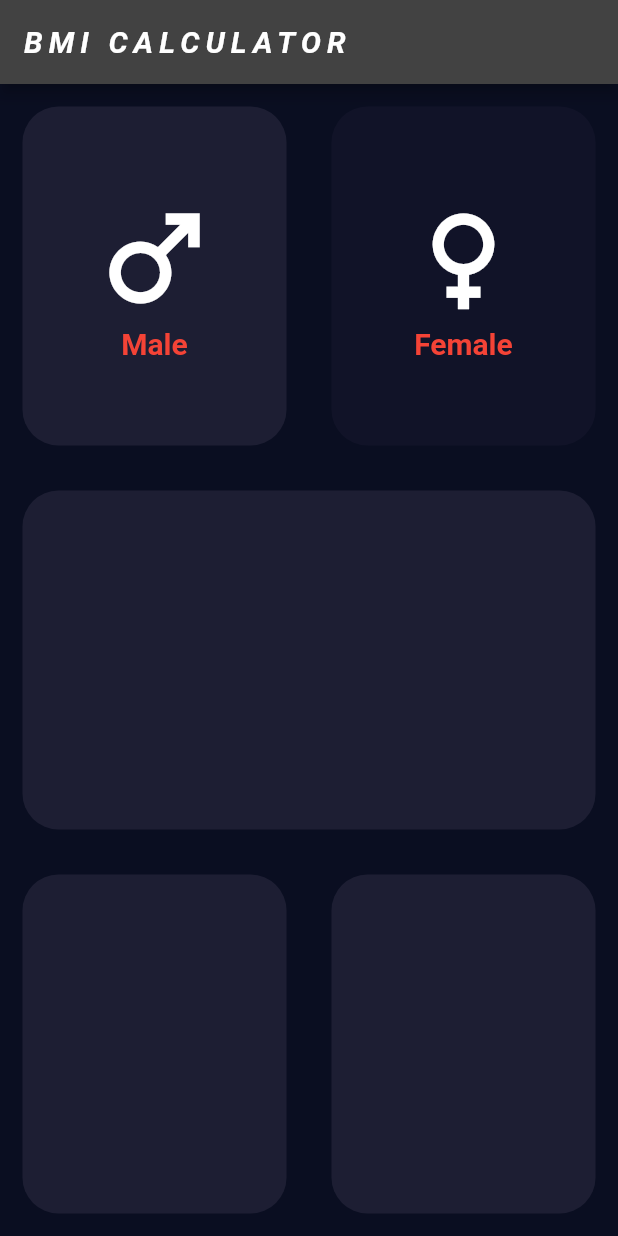
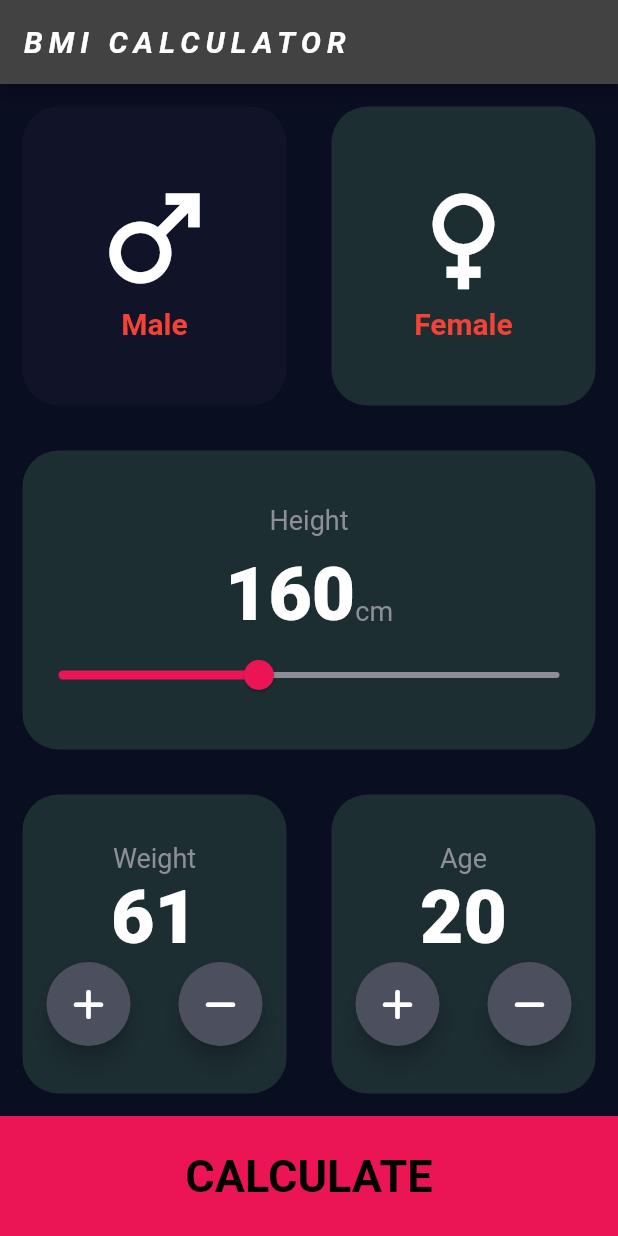
Before and after one commit to luciferro01/BMI-Calculator, a Flutter app: the screen it shows after launch, after a tap on "Male", on a phone screen of 412 x 824 dp. Run offline on Flutter 3.47's test engine with Material 2 defaults, Android fonts, the phone set to English and light mode, and no system bars; our stand-ins replace font_awesome_flutter.

Commit message:
Adding Functionality to the Calculator

```diff
--- /dev/null
+++ b/lib/botoom_widget.dart
@@ -0,0 +1,34 @@
+import 'package:flutter/material.dart';
+import 'constants.dart';
+
+class BottomWidget extends StatelessWidget {
+  final String bottomText;
+  final VoidCallback onTap;
+  const BottomWidget({Key? key, required this.bottomText, required this.onTap})
+      : super(key: key);
+
+  @override
+  Widget build(BuildContext context) {
+    return GestureDetector(
+      onTap: onTap,
+      child: Container(
+        color: bottomContainerColour,
+        // padding: const EdgeInsets.all(25),
+        height: 80,
+        width: double.infinity,
+        child: Center(
+          child: Text(
+            bottomText,
+            style: const TextStyle(
+              fontSize: 30,
+              color: Colors.black,
+              fontWeight: FontWeight.bold,
+            ),
+            textAlign: TextAlign.center,
+            // textDirection: TextAlign.center,
+          ),
+        ),
+      ),
+    );
+  }
+}
--- /dev/null
+++ b/lib/calculator.dart
@@ -0,0 +1,39 @@
+class Calculator {
+  final int weight;
+  final int height;
+  Calculator({required this.height, required this.weight});
+
+  late double _bmi = 1;
+  calculate() {
+    _bmi = weight / (height * height / (100 * 100));
+    return _bmi.toStringAsFixed(1);
+  }
+
+  calculatedBmi() {
+    String bmiResult;
+    if (_bmi >= 25) {
+      bmiResult = 'OverWeight';
+    } else if (_bmi >= 18.50 && _bmi < 25) {
+      bmiResult = 'Normal';
+    } else {
+      bmiResult = 'UnderWeight';
+    }
+    return bmiResult;
+  }
+
+  calculatedResult() {
+    String resultString;
+    if (_bmi <= 16.49) {
+      resultString = 'You are Seriously UnderWeight. You should eat more!';
+    } else if (_bmi >= 16.5 && _bmi <= 18.49) {
+      resultString = 'You are UnderWeight. You should eat a little more!';
+    } else if (_bmi >= 18.50 && _bmi <= 24.99) {
+      resultString = 'You are at Normal Weight. Good, Keep it Up!';
+    } else if (_bmi >= 25 && _bmi <= 29.99) {
+      resultString = 'You are OverWeight. You should not eat Junk Food!';
+    } else {
+      resultString = 'You are suffering from Obesity';
+    }
+    return resultString;
+  }
+}
--- /dev/null
+++ b/lib/constants.dart
@@ -0,0 +1,33 @@
+import 'package:flutter/material.dart';
+
+// It also looks good 0xFF1D2E33
+// 0xFF1D2E33
+const inactiveCard = Color(0xFF1D2E33);
+const activeCard = Color(0xFF111328);
+const bottomContainerColour = Color(0xFFEB1555);
+
+const labelStyle = TextStyle(
+  fontSize: 18.0,
+  color: Color(0xFF8D8E98),
+);
+
+const numberStyle = TextStyle(
+  fontSize: 50.0,
+  fontWeight: FontWeight.w800,
+);
+
+const titleTextStyle = TextStyle(
+  fontSize: 50.0,
+  fontWeight: FontWeight.w800,
+);
+
+const overWeight = TextStyle(
+  color: Color(0xFF24D876),
+  fontSize: 22.0,
+  fontWeight: FontWeight.bold,
+);
+
+const resultData = TextStyle(
+  fontSize: 100,
+  fontWeight: FontWeight.bold,
+);
--- a/lib/container_card.dart
+++ b/lib/container_card.dart
@@ -3,17 +3,28 @@ import 'package:flutter/material.dart';
 class ContainerCard extends StatelessWidget {
   final Color colour;
   final Widget? containerChild;
-  ContainerCard({required this.colour, this.containerChild});
+  final Function? gestureFunction;
+  const ContainerCard(
+      {Key? key,
+      required this.colour,
+      this.containerChild,
+      this.gestureFunction})
+      : super(key: key);
 
   @override
   Widget build(BuildContext context) {
-    return Container(
-      margin: const EdgeInsets.all(15),
-      decoration: BoxDecoration(
-        color: colour,
-        borderRadius: BorderRadius.circular(24.0),
+    return GestureDetector(
+      onTap: (() {
+        gestureFunction!();
+      }),
+      child: Container(
+        margin: const EdgeInsets.all(15),
+        decoration: BoxDecoration(
+          color: colour,
+          borderRadius: BorderRadius.circular(24.0),
+        ),
+        child: containerChild,
       ),
-      child: containerChild,
     );
   }
 }
--- a/lib/container_child.dart
+++ b/lib/container_child.dart
@@ -3,7 +3,8 @@ import 'package:flutter/material.dart';
 class ContainerChild extends StatelessWidget {
   final IconData icoons;
   final String? textToDislay;
-  const ContainerChild({required this.icoons, this.textToDislay});
+  const ContainerChild({Key? key, required this.icoons, this.textToDislay})
+      : super(key: key);
 
   @override
   Widget build(BuildContext context) {
--- a/lib/main.dart
+++ b/lib/main.dart
@@ -1,6 +1,12 @@
 import 'package:flutter/material.dart';
+import 'package:font_awesome_flutter/font_awesome_flutter.dart';
 import 'container_card.dart';
 import 'container_child.dart';
+import 'constants.dart';
+import 'rounded_button.dart';
+import 'botoom_widget.dart';
+import 'results_page.dart';
+import 'calculator.dart';
 
 void main() => runApp(const MyApp());
 
@@ -19,12 +25,7 @@ class MyApp extends StatelessWidget {
   }
 }
 
-// It also looks good 0xFF1D2E33
-const activeCard = Color(0xFF1D1E33);
-const inactiveCard = Color(0xFF111328);
-const bottomContainerColour = Color(0xFFEB1555);
-
-enum Gender { maleCardColour, femaleCardColour }
+enum Gender { maleCard, femaleCard }
 
 class BMI extends StatefulWidget {
   const BMI({Key? key}) : super(key: key);
@@ -36,27 +37,32 @@ class BMI extends StatefulWidget {
 class _BMIState extends State<BMI> {
   Color maleCardColour = inactiveCard;
   Color femaleCardColour = inactiveCard;
+  int height = 160;
+  int weight = 60;
+  int age = 20;
 
-  void updateColor(Gender gender) {
-    if (gender == Gender.maleCardColour) {
-      if (maleCardColour == inactiveCard) {
-        maleCardColour = activeCard;
-        femaleCardColour = inactiveCard;
-      } else {
-        maleCardColour = inactiveCard;
-        femaleCardColour = activeCard;
-      }
-    }
-    if (gender == Gender.femaleCardColour) {
-      if (femaleCardColour == inactiveCard) {
-        femaleCardColour = activeCard;
-        maleCardColour = inactiveCard;
-      } else {
-        femaleCardColour = inactiveCard;
-        maleCardColour = activeCard;
-      }
-    }
-  }
+  // void updateColor(Gender gender) {
+  //   if (gender == Gender.maleCardColour) {
+  //     if (maleCardColour == inactiveCard) {
+  //       maleCardColour = activeCard;
+  //       femaleCardColour = inactiveCard;
+  //     } else {
+  //       maleCardColour = inactiveCard;
+  //       femaleCardColour = activeCard;
+  //     }
+  //   }
+  //   if (gender == Gender.femaleCardColour) {
+  //     if (femaleCardColour == inactiveCard) {
+  //       femaleCardColour = activeCard;
+  //       maleCardColour = inactiveCard;
+  //     } else {
+  //       femaleCardColour = inactiveCard;
+  //       maleCardColour = activeCard;
+  //     }
+  //   }
+  // }
+
+  Gender selectedGender = Gender.maleCard;
 
   @override
   Widget build(BuildContext context) {
@@ -73,40 +79,48 @@ class _BMIState extends State<BMI> {
         ),
       ),
       body: Column(
+        crossAxisAlignment: CrossAxisAlignment.stretch,
         children: [
           Expanded(
             child: Row(
               children: [
                 Expanded(
-                  child: GestureDetector(
-                    onTap: () {
-                      setState(() {
-                        updateColor(Gender.maleCardColour);
-                      });
-                    },
                   child: ContainerCard(
-                      colour: maleCardColour,
+                    colour: selectedGender == Gender.maleCard
+                        ? activeCard
+                        : inactiveCard,
                     containerChild: const ContainerChild(
                       icoons: Icons.male,
                       textToDislay: 'Male',
                     ),
-                    ),
+                    gestureFunction: () {
+                      setState(
+                        () {
+                          // updateColor(Gender.maleCardColour);
+                          selectedGender = Gender.maleCard;
+                        },
+                      );
+                    },
                   ),
                 ),
                 Expanded(
-                  child: GestureDetector(
-                    onTap: (() {
-                      setState(() {
-                        updateColor(Gender.femaleCardColour);
-                      });
-                    }),
                   child: ContainerCard(
-                      colour: femaleCardColour,
+                    // colour: femaleCardColour,
+                    colour: selectedGender == Gender.femaleCard
+                        ? activeCard
+                        : inactiveCard,
                     containerChild: const ContainerChild(
                       icoons: Icons.female,
                       textToDislay: 'Female',
                     ),
-                    ),
+                    gestureFunction: () {
+                      setState(
+                        () {
+                          // updateColor(Gender.maleCardColour);
+                          selectedGender = Gender.femaleCard;
+                        },
+                      );
+                    },
                   ),
                 ),
               ],
@@ -114,7 +128,46 @@ class _BMIState extends State<BMI> {
           ),
           Expanded(
             child: ContainerCard(
-              colour: const Color(0xFF1D1E33),
+              colour: const Color(0xFF1D2E33),
+              containerChild: Column(
+                mainAxisAlignment: MainAxisAlignment.center,
+                children: [
+                  Container(
+                    padding: const EdgeInsets.all(10.0),
+                    child: const Text(
+                      'Height',
+                      style: labelStyle,
+                    ),
+                  ),
+                  Row(
+                    mainAxisAlignment: MainAxisAlignment.center,
+                    crossAxisAlignment: CrossAxisAlignment.baseline,
+                    textBaseline: TextBaseline.alphabetic,
+                    children: [
+                      Text(
+                        '$height',
+                        style: numberStyle,
+                      ),
+                      const Text(
+                        'cm',
+                        style: labelStyle,
+                      )
+                    ],
+                  ),
+                  Slider(
+                    value: height.toDouble(),
+                    min: 120.0,
+                    max: 220.0,
+                    activeColor: const Color(0xFFEB1555),
+                    inactiveColor: const Color(0xFF8D8E98),
+                    onChanged: (double newValue) {
+                      setState(() {
+                        height = newValue.round();
+                      });
+                    },
+                  )
+                ],
+              ),
             ),
           ),
           Expanded(
@@ -122,17 +175,109 @@ class _BMIState extends State<BMI> {
               children: [
                 Expanded(
                   child: ContainerCard(
-                    colour: const Color(0xFF1D1E33),
+                    colour: const Color(0xFF1D2E33),
+                    containerChild: Column(
+                      mainAxisAlignment: MainAxisAlignment.center,
+                      children: [
+                        const Text(
+                          'Weight',
+                          style: labelStyle,
+                        ),
+                        Text(
+                          '$weight',
+                          style: numberStyle,
+                        ),
+                        Row(
+                          mainAxisAlignment: MainAxisAlignment.center,
+                          children: [
+                            Expanded(
+                              child: RoundedButton(
+                                child: const FaIcon(FontAwesomeIcons.plus),
+                                onpressed: () {
+                                  setState(() {
+                                    weight++;
+                                  });
+                                },
+                              ),
+                            ),
+                            Expanded(
+                              child: RoundedButton(
+                                child: const FaIcon(FontAwesomeIcons.minus),
+                                onpressed: () {
+                                  setState(() {
+                                    weight--;
+                                  });
+                                },
+                              ),
+                            ),
+                          ],
+                        )
+                      ],
+                    ),
                   ),
                 ),
                 Expanded(
                   child: ContainerCard(
-                    colour: const Color(0xFF1D1E33),
+                    colour: const Color(0xFF1D2E33),
+                    containerChild: Column(
+                      mainAxisAlignment: MainAxisAlignment.center,
+                      children: [
+                        const Text(
+                          'Age',
+                          style: labelStyle,
+                        ),
+                        Text(
+                          '$age',
+                          style: numberStyle,
+                        ),
+                        Row(
+                          mainAxisAlignment: MainAxisAlignment.center,
+                          children: [
+                            Expanded(
+                              child: RoundedButton(
+                                child: const FaIcon(FontAwesomeIcons.plus),
+                                onpressed: () {
+                                  setState(() {
+                                    age++;
+                                  });
+                                },
+                              ),
+                            ),
+                            Expanded(
+                              child: RoundedButton(
+                                child: const FaIcon(FontAwesomeIcons.minus),
+                                onpressed: () {
+                                  setState(() {
+                                    age--;
+                                  });
+                                },
+                              ),
+                            ),
+                          ],
+                        )
+                      ],
+                    ),
                   ),
                 ),
               ],
             ),
-          )
+          ),
+          BottomWidget(
+            bottomText: 'CALCULATE',
+            onTap: () {
+              Calculator calc = Calculator(height: height, weight: weight);
+              Navigator.push(
+                context,
+                MaterialPageRoute(
+                  builder: (context) => ResultPage(
+                    titleText: calc.calculatedBmi(),
+                    bmiText: calc.calculate(),
+                    interpretaion: calc.calculatedResult(),
+                  ),
+                ),
+              );
+            },
+          ),
         ],
       ),
     );
--- /dev/null
+++ b/lib/rounded_button.dart
@@ -0,0 +1,23 @@
+import 'package:flutter/material.dart';
+
+class RoundedButton extends StatelessWidget {
+  final Widget child;
+  final VoidCallback onpressed;
+  const RoundedButton({Key? key, required this.child, required this.onpressed})
+      : super(key: key);
+
+  @override
+  Widget build(BuildContext context) {
+    return RawMaterialButton(
+      shape: const CircleBorder(),
+      fillColor: const Color(0xFF4C4F5E),
+      constraints: const BoxConstraints.tightForFinite(
+        width: 56.0,
+        height: 56.0,
+      ),
+      elevation: 6.0,
+      onPressed: onpressed,
+      child: child,
+    );
+  }
+}
--- a/pubspec.yaml
+++ b/pubspec.yaml
@@ -3,7 +3,7 @@ description: A new Flutter project.
 
 # The following line prevents the package from being accidentally published to
 # pub.dev using `flutter pub publish`. This is preferred for private packages.
-publish_to: 'none' # Remove this line if you wish to publish to pub.dev
+publish_to: "none" # Remove this line if you wish to publish to pub.dev
 
 # The following defines the version and build number for your application.
 # A version number is three numbers separated by dots, like 1.2.43
@@ -29,7 +29,7 @@ environment:
 dependencies:
   flutter:
     sdk: flutter
-
+  font_awesome_flutter: 10.1.0
 
   # The following adds the Cupertino Icons font to your application.
   # Use with the CupertinoIcons class for iOS style icons.
@@ -51,7 +51,6 @@ dev_dependencies:
 
 # The following section is specific to Flutter packages.
 flutter:
-
   # The following line ensures that the Material Icons font is
   # included with your application, so that you can use the icons in
   # the material Icons class.
```
Also changed, not shown: lib/bottom_card.dart (added, +51 -0 lines), lib/results_page.dart (added, +77 -0 lines), pubspec.lock. Lines whose indentation alone changed are shown as unchanged.
